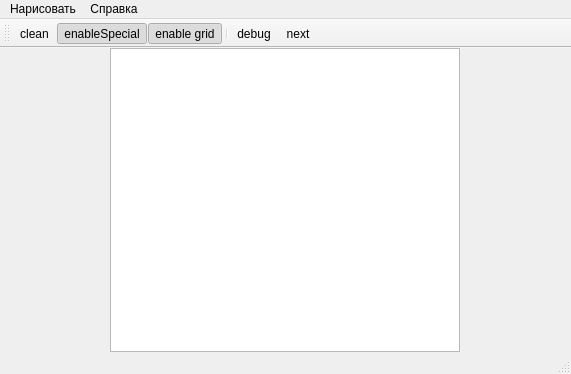
This is gui/ui/mainwindow.ui in oleglite/giis as Qt 5 draws it before an edit. The edited form follows.
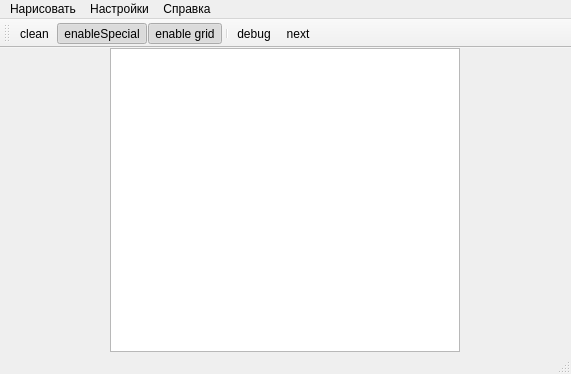
This is the edited form. Icons and pictures are not drawn.

```diff
--- a/gui/ui/mainwindow.ui
+++ b/gui/ui/mainwindow.ui
@@ -71,7 +71,14 @@
     </property>
     <addaction name="actionAbout"/>
    </widget>
+   <widget class="QMenu" name="settings_menu">
+    <property name="title">
+     <string>Настройки</string>
+    </property>
+    <addaction name="actionConfig"/>
+   </widget>
    <addaction name="draw_menu"/>
+   <addaction name="settings_menu"/>
    <addaction name="help_menu"/>
   </widget>
   <widget class="QToolBar" name="toolBar">
```
Left out of the diff: 5 changed lines with no effect on the pictures.
